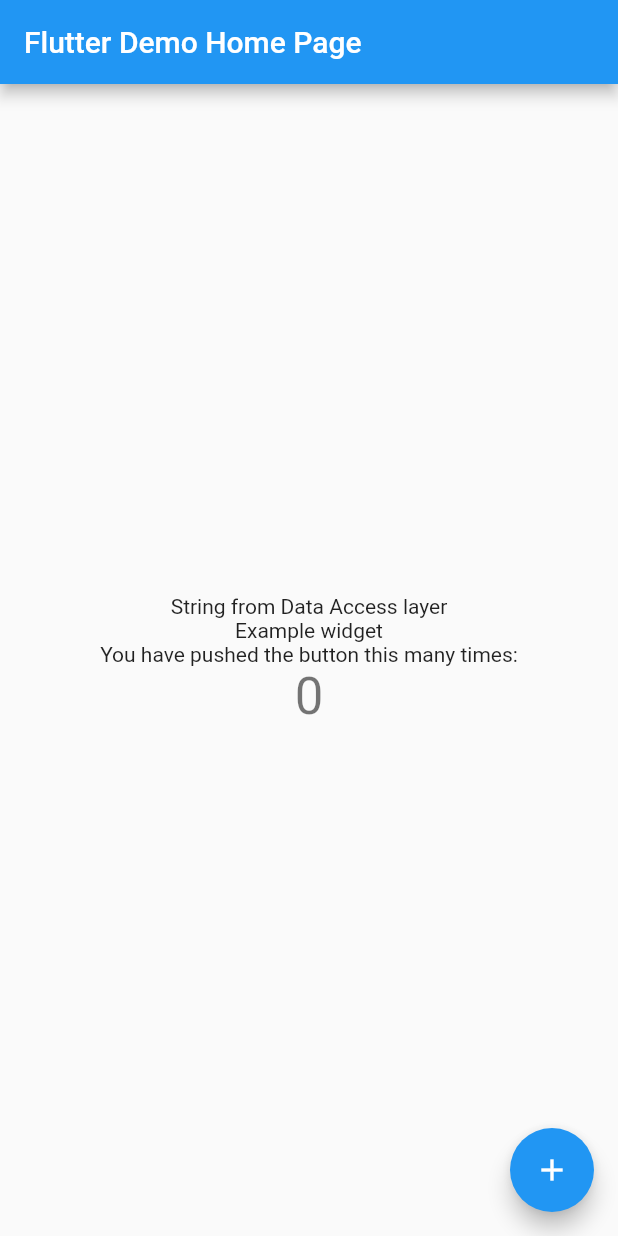
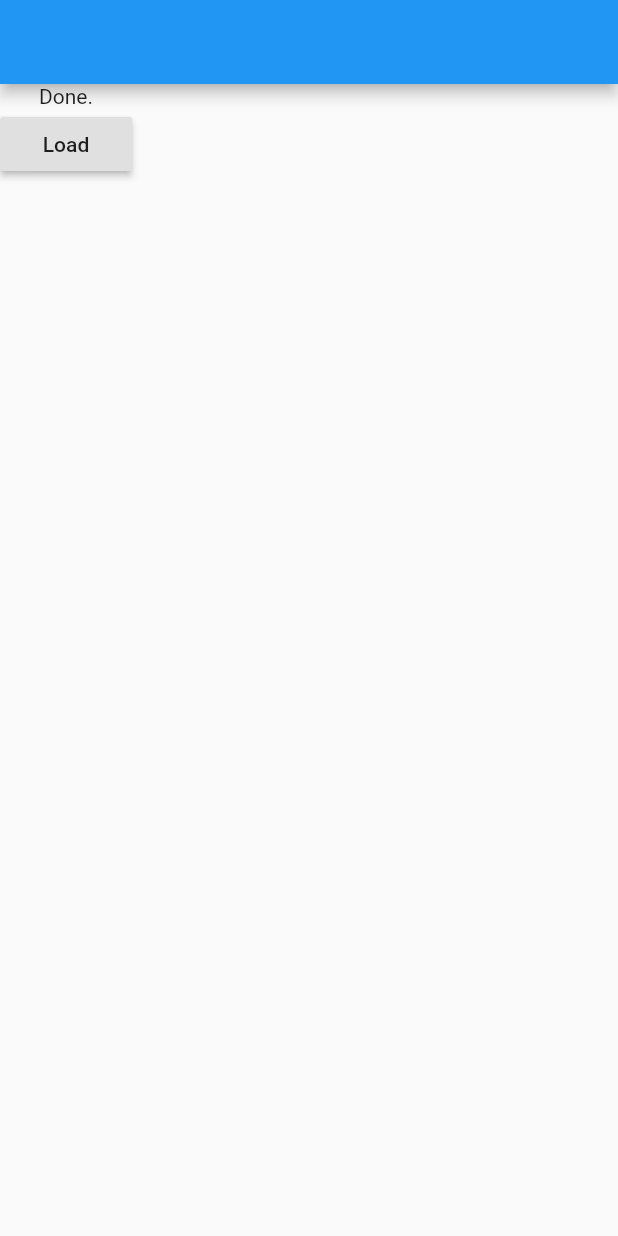
Before and after one commit to devforey/flutter_starter_template, a Flutter app: the screen it shows after launch, on a phone screen of 412 x 824 dp. Run offline on Flutter 3.47's test engine with Material 2 defaults, Android fonts, the phone set to English and light mode, and no system bars; our stand-ins replace auto_route, bloc, equatable, flutter_bloc, get_it, injectable.

Commit message:
Add first revision for App layer

```diff
--- /dev/null
+++ b/lib/app/bloc/authentication_bloc/authentication_event.dart
@@ -0,0 +1,15 @@
+part of 'authentication_bloc.dart';
+
+abstract class AuthenticationEvent extends Equatable {
+  const AuthenticationEvent();
+}
+
+class LoginEvent extends AuthenticationEvent {
+  @override
+  List<Object> get props => null;
+}
+
+class LogoutEvent extends AuthenticationEvent {
+  @override
+  List<Object> get props => null;
+}
--- /dev/null
+++ b/lib/app/bloc/authentication_bloc/authentication_state.dart
@@ -0,0 +1,20 @@
+part of 'authentication_bloc.dart';
+
+abstract class AuthenticationState extends Equatable {
+  const AuthenticationState();
+}
+
+class LoadingState extends AuthenticationState {
+  @override
+  List<Object> get props => null;
+}
+
+class AuthenticatedState extends AuthenticationState {
+  @override
+  List<Object> get props => [];
+}
+
+class UnauthenticatedState extends AuthenticationState {
+  @override
+  List<Object> get props => [];
+}
--- /dev/null
+++ b/lib/app/modules/login/bloc/login_screen_bloc/login_screen_event.dart
@@ -0,0 +1,15 @@
+part of 'login_screen_bloc.dart';
+
+abstract class LoginScreenEvent extends Equatable {
+  const LoginScreenEvent();
+}
+
+class LoginEvent extends LoginScreenEvent {
+  const LoginEvent(this.username, this.password);
+
+  final String username;
+  final String password;
+
+  @override
+  List<Object> get props => [username, password];
+}
--- /dev/null
+++ b/lib/app/modules/login/bloc/login_screen_bloc/login_screen_state.dart
@@ -0,0 +1,25 @@
+part of 'login_screen_bloc.dart';
+
+abstract class LoginScreenState extends Equatable {
+  const LoginScreenState();
+}
+
+class InitialState extends LoginScreenState {
+  @override
+  List<Object> get props => [];
+}
+
+class LoadingState extends LoginScreenState {
+  @override
+  List<Object> get props => [];
+}
+
+class SuccessState extends LoginScreenState {
+  @override
+  List<Object> get props => [];
+}
+
+class FailState extends LoginScreenState {
+  @override
+  List<Object> get props => [];
+}
--- /dev/null
+++ b/lib/app/modules/login/login_module.dart
@@ -0,0 +1,16 @@
+import 'package:auto_route/auto_route.dart';
+import 'package:flutter/material.dart';
+import 'package:flutter_starter_template/app/modules/login/login_module_router.gr.dart';
+
+class LoginModule extends StatelessWidget {
+  const LoginModule({Key key}) : super(key: key);
+
+  @override
+  Widget build(BuildContext context) {
+    return Container(
+      child: ExtendedNavigator<LoginModuleRouter>(
+        router: LoginModuleRouter(),
+      ),
+    );
+  }
+}
--- /dev/null
+++ b/lib/app/modules/login/screens/login_screen.dart
@@ -0,0 +1,52 @@
+import 'package:flutter/material.dart';
+import 'package:flutter_bloc/flutter_bloc.dart';
+import 'package:get_it/get_it.dart';
+
+import '../bloc/login_screen_bloc/login_screen_bloc.dart';
+
+class LoginScreen extends StatefulWidget {
+  LoginScreen({Key key}) : super(key: key);
+
+  @override
+  _LoginScreenState createState() => _LoginScreenState();
+}
+
+class _LoginScreenState extends State<LoginScreen> {
+  @override
+  Widget build(BuildContext context) {
+    return BlocProvider(
+      create: (context) => GetIt.I<LoginScreenBloc>(),
+      child: _createPage(context),
+    );
+  }
+
+  Widget _createPage(BuildContext context) {
+    return Scaffold(
+      appBar: AppBar(),
+      body: BlocBuilder<LoginScreenBloc, LoginScreenState>(
+        builder: (context, state) {
+          String label;
+          if (state is LoadingState) {
+            label = 'Loading...';
+          } else {
+            label = 'Done.';
+          }
+
+          return Column(
+            children: <Widget>[
+              Text(label),
+              RaisedButton(
+                child: Text('Load'),
+                onPressed: () {
+                  final LoginScreenBloc bloc =
+                      BlocProvider.of<LoginScreenBloc>(context);
+                  bloc.add(LoginEvent('username', 'password'));
+                },
+              ),
+            ],
+          );
+        },
+      ),
+    );
+  }
+}
--- a/lib/ui/example_widget.dart
+++ b/lib/app/modules/login/widgets/example_widget.dart
@@ -1,12 +1,12 @@
 import 'package:flutter/material.dart';
 
 class ExampleWidget extends StatelessWidget {
-  ExampleWidget({Key key}) : super(key: key);
+  const ExampleWidget({Key key}) : super(key: key);
 
   @override
   Widget build(BuildContext context) {
     return Container(
-      child: Text('Example widget'),
+      child: Text('Example Widget'),
     );
   }
 }
--- a/lib/dependency_locator.iconfig.dart
+++ b/lib/dependency_locator.iconfig.dart
@@ -6,11 +6,13 @@
 
 import 'package:flutter_starter_template/data_access/example_data_access.dart';
 import 'package:flutter_starter_template/business/example_business_contract.dart';
+import 'package:flutter_starter_template/app/modules/login/bloc/login_screen_bloc/login_screen_bloc.dart';
 import 'package:flutter_starter_template/business/example_business.dart';
 import 'package:get_it/get_it.dart';
 
 void $initGetIt(GetIt g, {String environment}) {
   g.registerFactory<IExampleBusinessContract>(() => ExampleDataAccess());
+  g.registerFactory<LoginScreenBloc>(() => LoginScreenBloc());
   g.registerFactory<ExampleBusiness>(() =>
       ExampleBusiness(exampleBusinessContract: g<IExampleBusinessContract>()));
 }
--- a/lib/main.dart
+++ b/lib/main.dart
@@ -1,7 +1,6 @@
+import 'package:auto_route/auto_route.dart';
 import 'package:flutter/material.dart';
-import 'package:flutter_starter_template/business/example_business.dart';
-import 'package:flutter_starter_template/ui/example_widget.dart';
-import 'package:get_it/get_it.dart';
+import 'package:flutter_starter_template/main_router.gr.dart';
 
 import 'dependency_locator.dart';
 
@@ -14,114 +13,14 @@ class Main extends StatelessWidget {
   @override
   Widget build(BuildContext context) {
     return MaterialApp(
-      title: 'Flutter Demo',
-      theme: ThemeData(
-        // This is the theme of your application.
-        //
-        // Try running your application with "flutter run". You'll see the
-        // application has a blue toolbar. Then, without quitting the app, try
-        // changing the primarySwatch below to Colors.green and then invoke
-        // "hot reload" (press "r" in the console where you ran "flutter run",
-        // or simply save your changes to "hot reload" in a Flutter IDE).
-        // Notice that the counter didn't reset back to zero; the application
-        // is not restarted.
-        primarySwatch: Colors.blue,
-      ),
-      home: MyHomePage(title: 'Flutter Demo Home Page'),
-    );
+        title: 'Flutter Demo',
+        theme: ThemeData(
+          primarySwatch: Colors.blue,
+        ),
+        builder: (BuildContext context, Widget child) {
+          return ExtendedNavigator<MainRouter>(
+            router: MainRouter(),
+          );
+        });
   }
 }
-
-class MyHomePage extends StatefulWidget {
-  MyHomePage({Key key, this.title}) : super(key: key);
-
-  // This widget is the home page of your application. It is stateful, meaning
-  // that it has a State object (defined below) that contains fields that affect
-  // how it looks.
-
-  // This class is the configuration for the state. It holds the values (in this
-  // case the title) provided by the parent (in this case the App widget) and
-  // used by the build method of the State. Fields in a Widget subclass are
-  // always marked "final".
-
-  final String title;
-
-  @override
-  _MyHomePageState createState() => _MyHomePageState();
-}
-
-class _MyHomePageState extends State<MyHomePage> {
-  ExampleBusiness _exampleBusiness;
-  int _counter = 0;
-
-  @override
-  void initState() {
-    super.initState();
-    _exampleBusiness = GetIt.I<ExampleBusiness>();
-  }
-
-  void _incrementCounter() {
-    setState(() {
-      // This call to setState tells the Flutter framework that something has
-      // changed in this State, which causes it to rerun the build method below
-      // so that the display can reflect the updated values. If we changed
-      // _counter without calling setState(), then the build method would not be
-      // called again, and so nothing would appear to happen.
-      _counter++;
-    });
-  }
-
-  @override
-  Widget build(BuildContext context) {
-    // This method is rerun every time setState is called, for instance as done
-    // by the _incrementCounter method above.
-    //
-    // The Flutter framework has been optimized to make rerunning build methods
-    // fast, so that you can just rebuild anything that needs updating rather
-    // than having to individually change instances of widgets.
-    return Scaffold(
-      appBar: AppBar(
-        // Here we take the value from the MyHomePage object that was created by
-        // the App.build method, and use it to set our appbar title.
-        title: Text(widget.title),
-      ),
-      body: Center(
-        // Center is a layout widget. It takes a single child and positions it
-        // in the middle of the parent.
-        child: Column(
-          // Column is also a layout widget. It takes a list of children and
-          // arranges them vertically. By default, it sizes itself to fit its
-          // children horizontally, and tries to be as tall as its parent.
-          //
-          // Invoke "debug painting" (press "p" in the console, choose the
-          // "Toggle Debug Paint" action from the Flutter Inspector in Android
-          // Studio, or the "Toggle Debug Paint" command in Visual Studio Code)
-          // to see the wireframe for each widget.
-          //
-          // Column has various properties to control how it sizes itself and
-          // how it positions its children. Here we use mainAxisAlignment to
-          // center the children vertically; the main axis here is the vertical
-          // axis because Columns are vertical (the cross axis would be
-          // horizontal).
-          mainAxisAlignment: MainAxisAlignment.center,
-          children: <Widget>[
-            Text(_exampleBusiness.getString()),
-            ExampleWidget(),
-            Text(
-              'You have pushed the button this many times:',
-            ),
-            Text(
-              '$_counter',
-              style: Theme.of(context).textTheme.display1,
-            ),
-          ],
-        ),
-      ),
-      floatingActionButton: FloatingActionButton(
-        onPressed: _incrementCounter,
-        tooltip: 'Increment',
-        child: Icon(Icons.add),
-      ), // This trailing comma makes auto-formatting nicer for build methods.
-    );
-  }
-}
```
Also changed, not shown: lib/app/bloc/authentication_bloc/authentication_bloc.dart (added, +34 -0 lines), lib/app/modules/login/bloc/login_screen_bloc/login_screen_bloc.dart (added, +27 -0 lines), lib/app/modules/login/login_module_router.dart (added, +12 -0 lines), lib/app/modules/login/screens/example_screen.dart (added, +26 -0 lines), lib/main_router.dart (added, +8 -0 lines), pubspec.yaml (+13 -0 lines), lib/app/modules/login/login_module_router.gr.dart (added), lib/main_router.gr.dart (added), pubspec.lock, 5 other files.
